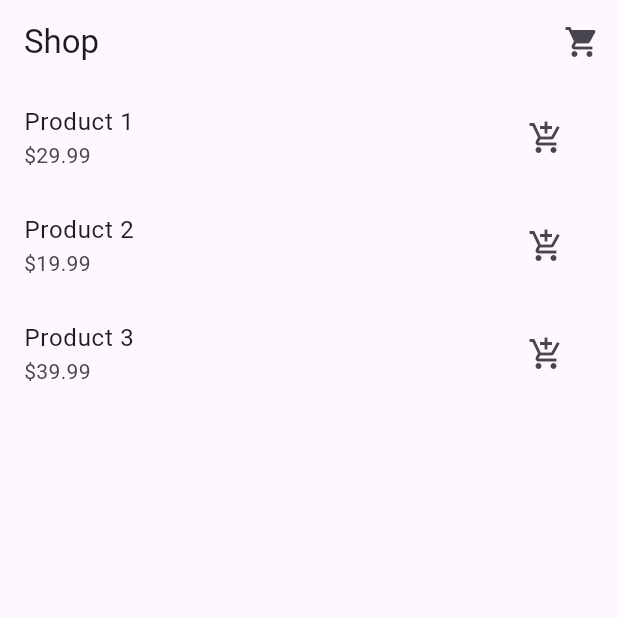
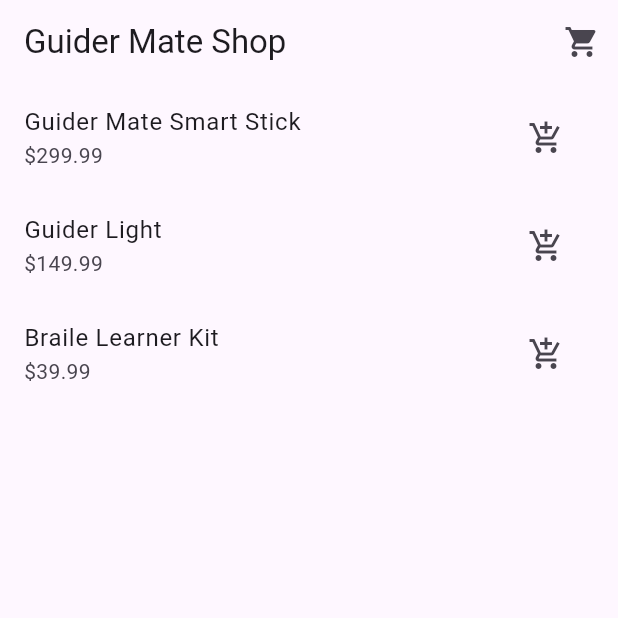
Before and after one commit to rawanrashad/cart_shopping_provider, a Flutter app: the screen it shows after launch, on a phone screen of 412 x 824 dp, the top half of it. Run offline on Flutter 3.47's test engine with Material 3 defaults, Android fonts, the phone set to English and light mode, and no system bars.

```diff
--- a/lib/main.dart
+++ b/lib/main.dart
@@ -14,6 +14,7 @@ class MyApp extends StatelessWidget {
     return ChangeNotifierProvider(
       create: (ctx) => Cart(),
       child: MaterialApp(
+        debugShowCheckedModeBanner: false,
         title: 'Shopping Cart',
         theme: ThemeData(
           primarySwatch: Colors.blue,
--- a/lib/screens/product_overview_screen.dart
+++ b/lib/screens/product_overview_screen.dart
@@ -5,16 +5,16 @@ import 'package:provider/provider.dart';
 
 class ProductOverviewScreen extends StatelessWidget {
   final List<Map<String, Object>> products = [
-    {'id': 'p1', 'title': 'Product 1', 'price': 29.99},
-    {'id': 'p2', 'title': 'Product 2', 'price': 19.99},
-    {'id': 'p3', 'title': 'Product 3', 'price': 39.99},
+    {'id': 'p1', 'title': 'Guider Mate Smart Stick', 'price': 299.99},
+    {'id': 'p2', 'title': 'Guider Light', 'price': 149.99},
+    {'id': 'p3', 'title': 'Braile Learner Kit', 'price': 39.99},
   ];
 
   @override
   Widget build(BuildContext context) {
     return Scaffold(
       appBar: AppBar(
-        title: Text('Shop'),
+        title: Text('Guider Mate Shop'),
         actions: [
           IconButton(
             icon: Icon(Icons.shopping_cart),
```
